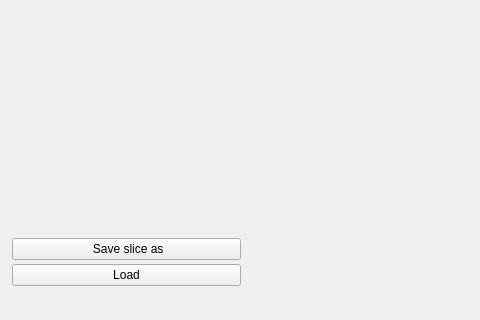
First picture: the form in Software/COSI2/gui/field_viewer.ui, repository opensourceimaging/cosi-measure, before the edit; both pictures show x 0 to 480 and y 313 to 633 of the 745 by 633 pixel window.
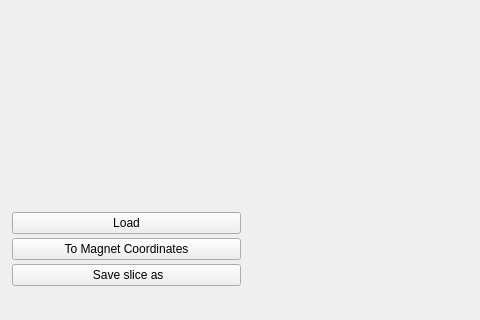
Second picture: the form after the edit.

Commit message: b0 viewer euler rotations

```diff
--- a/Software/COSI2/gui/field_viewer.ui
+++ b/Software/COSI2/gui/field_viewer.ui
@@ -84,19 +84,6 @@
           </property>
          </spacer>
         </item>
-        <item>
-         <widget class="QPushButton" name="save_button">
-          <property name="maximumSize">
-           <size>
-            <width>500</width>
-            <height>16777215</height>
-           </size>
-          </property>
-          <property name="text">
-           <string> Save slice as</string>
-          </property>
-         </widget>
-        </item>
         <item>
          <widget class="QPushButton" name="load_button">
           <property name="maximumSize">
@@ -110,6 +97,26 @@
           </property>
          </widget>
         </item>
+        <item>
+         <widget class="QPushButton" name="coordinate_transform_btn">
+          <property name="text">
+           <string>To Magnet Coordinates</string>
+          </property>
+         </widget>
+        </item>
+        <item>
+         <widget class="QPushButton" name="save_button">
+          <property name="maximumSize">
+           <size>
+            <width>500</width>
+            <height>16777215</height>
+           </size>
+          </property>
+          <property name="text">
+           <string> Save slice as</string>
+          </property>
+         </widget>
+        </item>
        </layout>
       </item>
       <item>
```
The commit also changes 12 other files.
